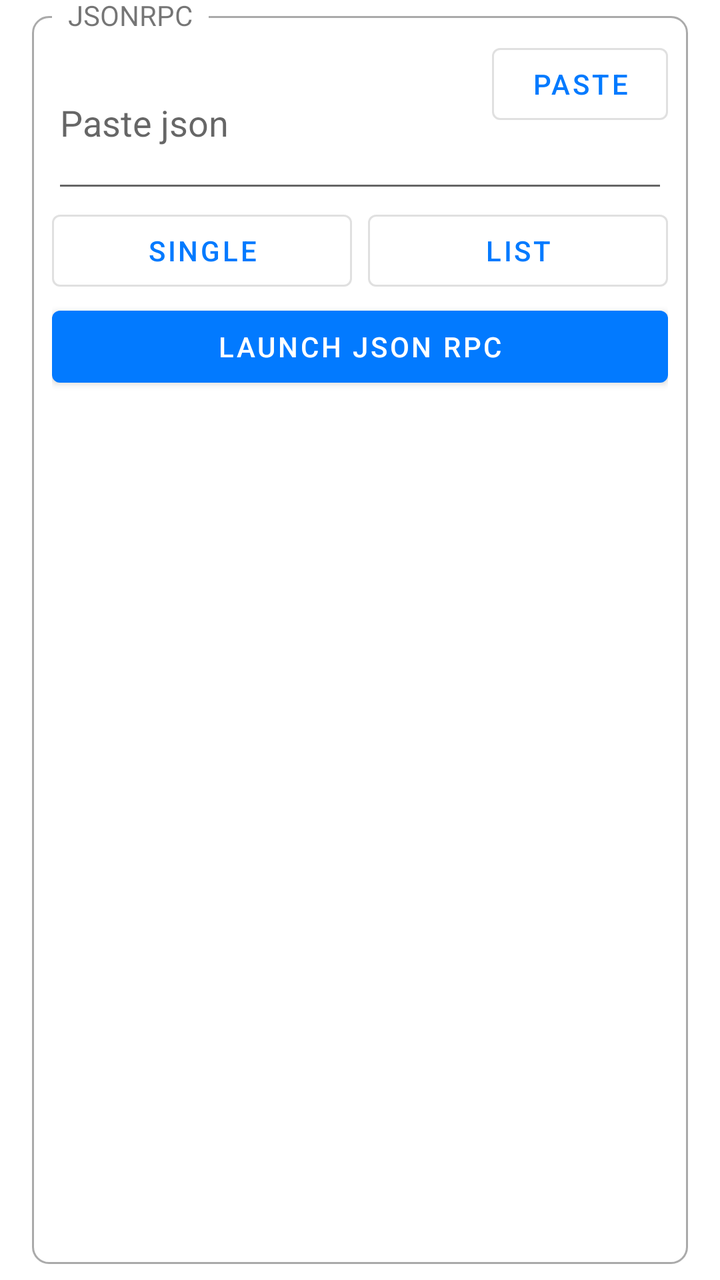
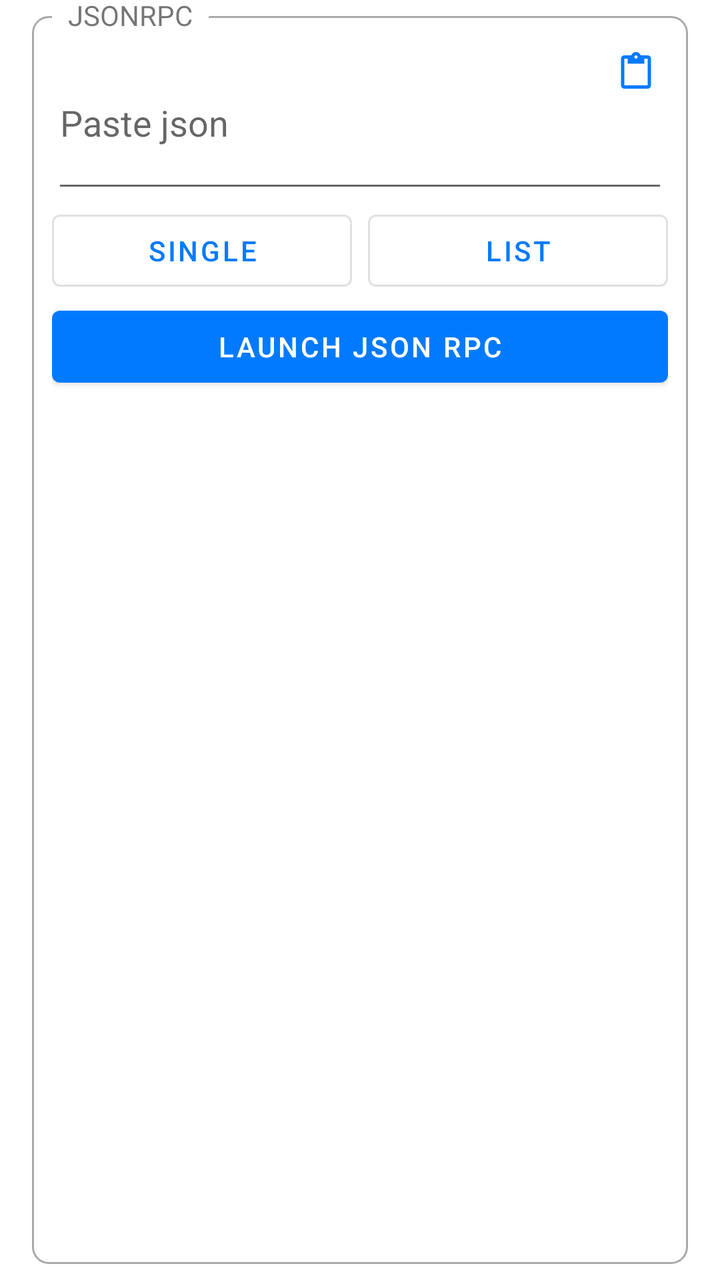

Compare the two renders of this Android layout. The source of the first and the diff that turns it into the second are given below.
<!-- AndroidManifest.xml: application theme AppTheme -->
<!-- res/layout/json_rpc.xml -->
<?xml version="1.0" encoding="utf-8"?>
<FrameLayout xmlns:android="http://schemas.android.com/apk/res/android"
    android:layout_width="match_parent"
    android:layout_height="wrap_content"
    android:clipToPadding="false"
    android:paddingStart="@dimen/box_padding_horizontal"
    android:paddingTop="@dimen/box_padding_vertical"
    android:paddingEnd="@dimen/box_padding_horizontal"
    android:paddingBottom="@dimen/box_padding_vertical">

    <FrameLayout
        android:layout_width="match_parent"
        android:layout_height="match_parent"
        android:background="@drawable/rounded_corner" />

    <TextView
        android:layout_width="wrap_content"
        android:layout_height="wrap_content"
        android:background="?android:windowBackground"
        android:paddingStart="8dp"
        android:paddingEnd="8dp"
        android:text="JSONRPC"
        android:translationX="10dp"
        android:translationY="-10dp" />

    <FrameLayout
        android:id="@+id/contentContainer"
        android:layout_width="match_parent"
        android:layout_height="match_parent"
        android:layout_margin="10dp">

        <LinearLayout
            android:layout_width="match_parent"
            android:layout_height="wrap_content"
            android:gravity="center"
            android:orientation="vertical">

            <FrameLayout
                android:layout_width="match_parent"
                android:orientation="horizontal"
                android:layout_height="wrap_content">

                <androidx.appcompat.widget.AppCompatEditText
                    android:id="@+id/etJsonRpc"
                    android:completionThreshold="1"
                    android:inputType="textNoSuggestions|textMultiLine"
                    android:layout_width="match_parent"
                    android:layout_height="wrap_content"
                    android:minLines="3"
                    android:hint="Paste json" />

                <View
                    android:layout_width="8dp"
                    android:layout_height="1dp" />

                <com.google.android.material.button.MaterialButton
                    style="@style/Widget.MaterialComponents.Button.OutlinedButton"
                    android:id="@+id/btnPasteJsonRpc"
                    android:layout_gravity="end"
                    android:layout_width="wrap_content"
                    android:layout_height="wrap_content"
                    android:text="Paste" />

            </FrameLayout>

            <androidx.appcompat.widget.LinearLayoutCompat
                android:layout_width="match_parent"
                android:layout_height="wrap_content"
                android:orientation="horizontal">

                <com.google.android.material.button.MaterialButton
                    style="@style/Widget.MaterialComponents.Button.OutlinedButton"
                    android:id="@+id/btnSingleJsonRpc"
                    android:layout_width="0dp"
                    android:layout_height="wrap_content"
                    android:layout_weight="1"
                    android:text="Single" />

                <View
                    android:layout_width="8dp"
                    android:layout_height="1dp" />

                <com.google.android.material.button.MaterialButton
                    style="@style/Widget.MaterialComponents.Button.OutlinedButton"
                    android:id="@+id/btnListJsonRpc"
                    android:layout_width="0dp"
                    android:layout_height="wrap_content"
                    android:layout_weight="1"
                    android:text="List" />

            </androidx.appcompat.widget.LinearLayoutCompat>

            <com.google.android.material.button.MaterialButton
                android:id="@+id/btnLaunchJsonRpc"
                android:layout_width="match_parent"
                android:layout_height="wrap_content"
                android:layout_weight="1"
                android:text="Launch JSON RPC" />

        </LinearLayout>

    </FrameLayout>

</FrameLayout>
<!-- resources referenced by this layout -->
<resources>
  <dimen name="box_padding_horizontal">16dp</dimen>
  <dimen name="box_padding_vertical">8dp</dimen>
  <!-- drawable rounded_corner (drawable) -->
  <?xml version="1.0" encoding="utf-8"?>
  <shape xmlns:android="http://schemas.android.com/apk/res/android">
      <stroke
          android:width="1dp"
          android:color="@android:color/darker_gray" />
  
      <solid android:color="@android:color/transparent" />
  
      <padding
          android:bottom="5dp"
          android:left="5dp"
          android:right="5dp"
          android:top="5dp" />
  
      <corners android:radius="8dp" />
  </shape>
  <style name="AppTheme" parent="Theme.MaterialComponents.DayNight.NoActionBar">
          <item name="colorPrimary">@color/primary</item>
          <item name="colorPrimaryDark">@color/primary_dark</item>
          <item name="colorOnPrimary">@color/on_primary</item>
          <item name="colorSecondary">@color/primary</item>
      </style>
  <color name="primary">#027aff</color>
  <color name="primary_dark">#0a02ff</color>
  <color name="on_primary">#FFFFFF</color>
</resources>

<!-- the commit's change to res/layout/json_rpc.xml (unified diff, before → after) -->
@@ -1,5 +1,6 @@
 <?xml version="1.0" encoding="utf-8"?>
 <FrameLayout xmlns:android="http://schemas.android.com/apk/res/android"
+    xmlns:app="http://schemas.android.com/apk/res-auto"
     android:layout_width="match_parent"
     android:layout_height="wrap_content"
     android:clipToPadding="false"
@@ -37,29 +38,34 @@
 
             <FrameLayout
                 android:layout_width="match_parent"
-                android:orientation="horizontal"
-                android:layout_height="wrap_content">
+                android:layout_height="wrap_content"
+                android:orientation="horizontal">
 
                 <androidx.appcompat.widget.AppCompatEditText
                     android:id="@+id/etJsonRpc"
-                    android:completionThreshold="1"
-                    android:inputType="textNoSuggestions|textMultiLine"
                     android:layout_width="match_parent"
                     android:layout_height="wrap_content"
-                    android:minLines="3"
-                    android:hint="Paste json" />
+                    android:hint="Paste json"
+                    android:inputType="textNoSuggestions|textMultiLine"
+                    android:minLines="3" />
 
                 <View
                     android:layout_width="8dp"
                     android:layout_height="1dp" />
 
-                <com.google.android.material.button.MaterialButton
-                    style="@style/Widget.MaterialComponents.Button.OutlinedButton"
+                <ImageView
                     android:id="@+id/btnPasteJsonRpc"
-                    android:layout_gravity="end"
                     android:layout_width="wrap_content"
                     android:layout_height="wrap_content"
-                    android:text="Paste" />
+                    android:layout_gravity="end"
+                    android:background="?attr/selectableItemBackgroundBorderless"
+                    android:clickable="true"
+                    android:focusable="true"
+                    android:padding="8dp"
+                    android:src="@drawable/ic_paste"
+                    app:layout_constraintBottom_toBottomOf="@+id/etHashesToSign"
+                    app:layout_constraintEnd_toEndOf="parent"
+                    app:layout_constraintTop_toTopOf="@+id/etHashesToSign" />
 
             </FrameLayout>
 
@@ -69,8 +75,8 @@
                 android:orientation="horizontal">
 
                 <com.google.android.material.button.MaterialButton
+                    android:id="@+id/btnSingleJsonRpc"
                     style="@style/Widget.MaterialComponents.Button.OutlinedButton"
-                    android:id="@+id/btnSingleJsonRpc"
                     android:layout_width="0dp"
                     android:layout_height="wrap_content"
                     android:layout_weight="1"
@@ -81,8 +87,8 @@
                     android:layout_height="1dp" />
 
                 <com.google.android.material.button.MaterialButton
+                    android:id="@+id/btnListJsonRpc"
                     style="@style/Widget.MaterialComponents.Button.OutlinedButton"
-                    android:id="@+id/btnListJsonRpc"
                     android:layout_width="0dp"
                     android:layout_height="wrap_content"
                     android:layout_weight="1"
<!-- resource entries referenced after the edit -->
@@ -2,6 +2,16 @@
 <resources>
   <dimen name="box_padding_horizontal">16dp</dimen>
   <dimen name="box_padding_vertical">8dp</dimen>
+  <!-- drawable ic_paste (drawable) -->
+  <vector xmlns:android="http://schemas.android.com/apk/res/android"
+      android:width="16dp"
+      android:height="19dp"
+      android:viewportWidth="16"
+      android:viewportHeight="19">
+      <path
+          android:fillColor="@color/primary"
+          android:pathData="M13.8333,1.6667H10.35C10,0.7 9.0833,0 8,0C6.9167,0 6,0.7 5.65,1.6667H2.1667C1.25,1.6667 0.5,2.4167 0.5,3.3333V16.6667C0.5,17.5833 1.25,18.3333 2.1667,18.3333H13.8333C14.75,18.3333 15.5,17.5833 15.5,16.6667V3.3333C15.5,2.4167 14.75,1.6667 13.8333,1.6667ZM8,1.6667C8.4583,1.6667 8.8333,2.0417 8.8333,2.5C8.8333,2.9583 8.4583,3.3333 8,3.3333C7.5417,3.3333 7.1667,2.9583 7.1667,2.5C7.1667,2.0417 7.5417,1.6667 8,1.6667ZM13.8333,16.6667H2.1667V3.3333H3.8333V5.8333H12.1667V3.3333H13.8333V16.6667Z" />
+  </vector>
   <!-- drawable rounded_corner (drawable) -->
   <?xml version="1.0" encoding="utf-8"?>
   <shape xmlns:android="http://schemas.android.com/apk/res/android">
